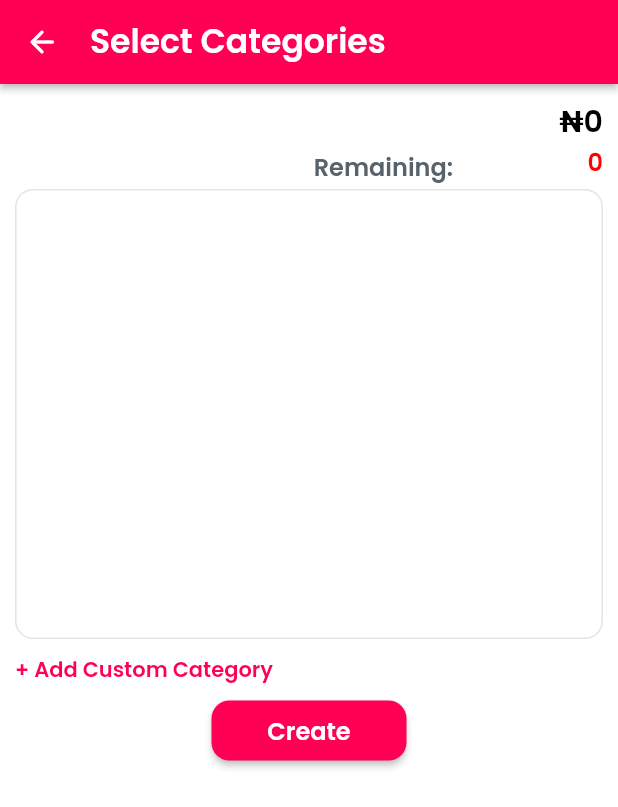
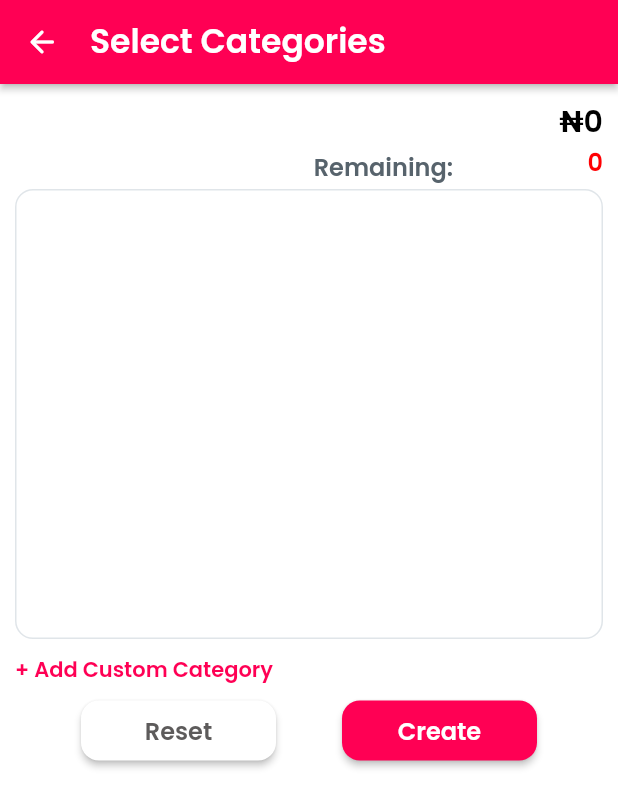
Before and after one commit to obkaro/evi-finance-sc, a Flutter app: the CreateBudgetCategoriesWidget screen opened directly with empty values, on a phone screen of 412 x 824 dp. Shown: the top 807 px of the screen. Run offline on Flutter 3.47's test engine with Material 2 defaults, Android fonts, the phone set to English and light mode, and no system bars; drawn by our look-alikes of auto_size_text; our stand-ins replace built_collection, built_value, cached_network_image, cloud_firestore, equatable, firebase_auth and 14 more; missing offline and left inert: algolia, json_path, mono_flutter; accounts and stored records are empty; generated files the repository leaves out were written again.

Commit message:
Updating to latest FlutterFlow output.

```diff
--- a/lib/create_budget/create_budget_widget.dart
+++ b/lib/create_budget/create_budget_widget.dart
@@ -301,7 +301,7 @@ class _CreateBudgetWidgetState extends State<CreateBudgetWidget> {
                           await BudgetCategoriesRecord.collection
                               .doc()
                               .set(budgetCategoriesCreateData);
-                          await Navigator.push(
+                          await Navigator.pushAndRemoveUntil(
                             context,
                             MaterialPageRoute(
                               builder: (context) =>
@@ -309,6 +309,7 @@ class _CreateBudgetWidgetState extends State<CreateBudgetWidget> {
                                 createdBudget: createdBudget,
                               ),
                             ),
+                            (r) => false,
                           );
 
                           setState(() {});
--- a/lib/create_budget_categories/create_budget_categories_widget.dart
+++ b/lib/create_budget_categories/create_budget_categories_widget.dart
@@ -33,10 +33,19 @@ class _CreateBudgetCategoriesWidgetState
 
   @override
   Widget build(BuildContext context) {
-    return StreamBuilder<List<BudgetCategoriesRecord>>(
+    return Scaffold(
+      key: scaffoldKey,
+      appBar: AppBar(
+        backgroundColor: FlutterFlowTheme.of(context).primaryColor,
+        automaticallyImplyLeading: false,
+        title: Row(
+          mainAxisSize: MainAxisSize.max,
+          children: [
+            StreamBuilder<List<BudgetCategoriesRecord>>(
               stream: queryBudgetCategoriesRecord(
-        queryBuilder: (budgetCategoriesRecord) => budgetCategoriesRecord
-            .where('categoryBudget', isEqualTo: widget.createdBudget.reference),
+                queryBuilder: (budgetCategoriesRecord) =>
+                    budgetCategoriesRecord.where('categoryBudget',
+                        isEqualTo: widget.createdBudget.reference),
               ),
               builder: (context, snapshot) {
                 // Customize what your widget looks like when it's loading.
@@ -52,17 +61,9 @@ class _CreateBudgetCategoriesWidgetState
                     ),
                   );
                 }
-        List<BudgetCategoriesRecord>
-            createBudgetCategoriesBudgetCategoriesRecordList = snapshot.data;
-        return Scaffold(
-          key: scaffoldKey,
-          appBar: AppBar(
-            backgroundColor: FlutterFlowTheme.of(context).primaryColor,
-            automaticallyImplyLeading: false,
-            title: Row(
-              mainAxisSize: MainAxisSize.max,
-              children: [
-                InkWell(
+                List<BudgetCategoriesRecord> iconBudgetCategoriesRecordList =
+                    snapshot.data;
+                return InkWell(
                   onTap: () async {
                     var confirmDialogResponse = await showDialog<bool>(
                           context: context,
@@ -93,7 +94,7 @@ class _CreateBudgetCategoriesWidgetState
                     }
 
                     await actions.deleteCategories(
-                      createBudgetCategoriesBudgetCategoriesRecordList.toList(),
+                      iconBudgetCategoriesRecordList.toList(),
                     );
                     await widget.createdBudget.reference.delete();
                   },
@@ -102,6 +103,8 @@ class _CreateBudgetCategoriesWidgetState
                     color: Colors.white,
                     size: 24,
                   ),
+                );
+              },
             ),
             Padding(
               padding: EdgeInsetsDirectional.fromSTEB(20, 0, 0, 0),
@@ -137,8 +140,7 @@ class _CreateBudgetCategoriesWidgetState
                         width: 100,
                         height: 30,
                         decoration: BoxDecoration(
-                              color: FlutterFlowTheme.of(context)
-                                  .primaryBackground,
+                          color: FlutterFlowTheme.of(context).primaryBackground,
                           borderRadius: BorderRadius.circular(12),
                         ),
                         child: Text(
@@ -151,8 +153,7 @@ class _CreateBudgetCategoriesWidgetState
                       width: 100,
                       height: 30,
                       decoration: BoxDecoration(
-                            color:
-                                FlutterFlowTheme.of(context).primaryBackground,
+                        color: FlutterFlowTheme.of(context).primaryBackground,
                       ),
                       child: Text(
                         formatNumber(
@@ -176,8 +177,7 @@ class _CreateBudgetCategoriesWidgetState
                         width: 100,
                         height: 30,
                         decoration: BoxDecoration(
-                              color: FlutterFlowTheme.of(context)
-                                  .primaryBackground,
+                          color: FlutterFlowTheme.of(context).primaryBackground,
                           borderRadius: BorderRadius.circular(12),
                         ),
                         alignment: AlignmentDirectional(1, 0),
@@ -191,14 +191,35 @@ class _CreateBudgetCategoriesWidgetState
                       width: 100,
                       height: 30,
                       decoration: BoxDecoration(
+                        color: FlutterFlowTheme.of(context).primaryBackground,
+                      ),
+                      child: StreamBuilder<List<BudgetCategoriesRecord>>(
+                        stream: queryBudgetCategoriesRecord(
+                          queryBuilder: (budgetCategoriesRecord) =>
+                              budgetCategoriesRecord.where('categoryBudget',
+                                  isEqualTo: widget.createdBudget.reference),
+                        ),
+                        builder: (context, snapshot) {
+                          // Customize what your widget looks like when it's loading.
+                          if (!snapshot.hasData) {
+                            return Center(
+                              child: SizedBox(
+                                width: 50,
+                                height: 50,
+                                child: SpinKitFadingFour(
                                   color:
-                                FlutterFlowTheme.of(context).primaryBackground,
+                                      FlutterFlowTheme.of(context).primaryColor,
+                                  size: 50,
                                 ),
-                          child: Text(
+                              ),
+                            );
+                          }
+                          List<BudgetCategoriesRecord>
+                              textBudgetCategoriesRecordList = snapshot.data;
+                          return Text(
                             functions
                                 .calculateTotalInt(
-                                    createBudgetCategoriesBudgetCategoriesRecordList
-                                        .toList(),
+                                    textBudgetCategoriesRecordList.toList(),
                                     widget.createdBudget)
                                 .toString(),
                             textAlign: TextAlign.end,
@@ -207,11 +228,35 @@ class _CreateBudgetCategoriesWidgetState
                                       fontFamily: 'Poppins',
                                       color: Color(0xFFFF0003),
                                     ),
+                          );
+                        },
                       ),
                     ),
                   ],
                 ),
-                    Container(
+                StreamBuilder<List<BudgetCategoriesRecord>>(
+                  stream: queryBudgetCategoriesRecord(
+                    queryBuilder: (budgetCategoriesRecord) =>
+                        budgetCategoriesRecord.where('categoryBudget',
+                            isEqualTo: widget.createdBudget.reference),
+                  ),
+                  builder: (context, snapshot) {
+                    // Customize what your widget looks like when it's loading.
+                    if (!snapshot.hasData) {
+                      return Center(
+                        child: SizedBox(
+                          width: 50,
+                          height: 50,
+                          child: SpinKitFadingFour(
+                            color: FlutterFlowTheme.of(context).primaryColor,
+                            size: 50,
+                          ),
+                        ),
+                      );
+                    }
+                    List<BudgetCategoriesRecord>
+                        containerBudgetCategoriesRecordList = snapshot.data;
+                    return Container(
                       width: MediaQuery.of(context).size.width,
                       height: 300,
                       decoration: BoxDecoration(
@@ -228,7 +273,7 @@ class _CreateBudgetCategoriesWidgetState
                                 constBudgetCategoriesRecord
                                     .where('categoryName',
                                         whereNotIn: functions.getCategoryNames(
-                                            createBudgetCategoriesBudgetCategoriesRecordList
+                                            containerBudgetCategoriesRecordList
                                                 .toList()))
                                     .orderBy('categoryName'),
                           ),
@@ -342,6 +387,8 @@ class _CreateBudgetCategoriesWidgetState
                           },
                         ),
                       ),
+                    );
+                  },
                 ),
                 Padding(
                   padding: EdgeInsetsDirectional.fromSTEB(0, 10, 0, 10),
@@ -371,8 +418,8 @@ class _CreateBudgetCategoriesWidgetState
                               .bodyText1
                               .override(
                                 fontFamily: 'Poppins',
-                                    color: FlutterFlowTheme.of(context)
-                                        .primaryColor,
+                                color:
+                                    FlutterFlowTheme.of(context).primaryColor,
                               ),
                         ),
                       ),
@@ -393,8 +440,7 @@ class _CreateBudgetCategoriesWidgetState
                           width: 50,
                           height: 50,
                           child: SpinKitFadingFour(
-                                color:
-                                    FlutterFlowTheme.of(context).primaryColor,
+                            color: FlutterFlowTheme.of(context).primaryColor,
                             size: 50,
                           ),
                         ),
@@ -404,14 +450,13 @@ class _CreateBudgetCategoriesWidgetState
                         columnBudgetCategoriesRecordList = snapshot.data;
                     return Column(
                       mainAxisSize: MainAxisSize.max,
-                          children: List.generate(
-                              columnBudgetCategoriesRecordList.length,
+                      children:
+                          List.generate(columnBudgetCategoriesRecordList.length,
                               (columnIndex) {
                         final columnBudgetCategoriesRecord =
                             columnBudgetCategoriesRecordList[columnIndex];
                         return Padding(
-                              padding:
-                                  EdgeInsetsDirectional.fromSTEB(0, 0, 0, 10),
+                          padding: EdgeInsetsDirectional.fromSTEB(0, 0, 0, 10),
                           child: Row(
                             mainAxisSize: MainAxisSize.max,
                             mainAxisAlignment: MainAxisAlignment.start,
@@ -427,8 +472,7 @@ class _CreateBudgetCategoriesWidgetState
                                   child: Align(
                                     alignment: AlignmentDirectional(-1, 0),
                                     child: Padding(
-                                          padding:
-                                              EdgeInsetsDirectional.fromSTEB(
+                                      padding: EdgeInsetsDirectional.fromSTEB(
                                           0, 0, 10, 0),
                                       child: AutoSizeText(
                                         columnBudgetCategoriesRecord
@@ -459,8 +503,7 @@ class _CreateBudgetCategoriesWidgetState
                                     format: '',
                                     locale: '',
                                   ),
-                                      style: FlutterFlowTheme.of(context)
-                                          .bodyText1,
+                                  style: FlutterFlowTheme.of(context).bodyText1,
                                 ),
                               ),
                               FlutterFlowIconButton(
@@ -481,10 +524,9 @@ class _CreateBudgetCategoriesWidgetState
                                     context: context,
                                     builder: (context) {
                                       return Padding(
-                                            padding: MediaQuery.of(context)
-                                                .viewInsets,
-                                            child:
-                                                TaskCreateDialogCopyCopyWidget(
+                                        padding:
+                                            MediaQuery.of(context).viewInsets,
+                                        child: TaskCreateDialogCopyCopyWidget(
                                           budget: widget.createdBudget,
                                           categoryToEdit:
                                               columnBudgetCategoriesRecord,
@@ -506,28 +548,23 @@ class _CreateBudgetCategoriesWidgetState
                                   size: 24,
                                 ),
                                 onPressed: () async {
-                                      var confirmDialogResponse =
-                                          await showDialog<bool>(
+                                  var confirmDialogResponse = await showDialog<
+                                          bool>(
                                         context: context,
                                         builder: (alertDialogContext) {
                                           return AlertDialog(
-                                                    title:
-                                                        Text('Are you sure?'),
-                                                    content: Text(
-                                                        'This cannot be undone'),
+                                            title: Text('Are you sure?'),
+                                            content:
+                                                Text('This cannot be undone'),
                                             actions: [
                                               TextButton(
-                                                        onPressed: () =>
-                                                            Navigator.pop(
-                                                                alertDialogContext,
-                                                                false),
+                                                onPressed: () => Navigator.pop(
+                                                    alertDialogContext, false),
                                                 child: Text('Cancel'),
                                               ),
                                               TextButton(
-                                                        onPressed: () =>
-                                                            Navigator.pop(
-                                                                alertDialogContext,
-                                                                true),
+                                                onPressed: () => Navigator.pop(
+                                                    alertDialogContext, true),
                                                 child: Text('Confirm'),
                                               ),
                                             ],
@@ -536,8 +573,7 @@ class _CreateBudgetCategoriesWidgetState
                                       ) ??
                                       false;
                                   if (confirmDialogResponse) {
-                                        await columnBudgetCategoriesRecord
-                                            .reference
+                                    await columnBudgetCategoriesRecord.reference
                                         .delete();
                                   } else {
                                     return;
@@ -548,6 +584,89 @@ class _CreateBudgetCategoriesWidgetState
                           ),
                         );
                       }),
+                    );
+                  },
+                ),
+                Row(
+                  mainAxisSize: MainAxisSize.max,
+                  mainAxisAlignment: MainAxisAlignment.spaceEvenly,
+                  children: [
+                    StreamBuilder<List<BudgetCategoriesRecord>>(
+                      stream: queryBudgetCategoriesRecord(
+                        queryBuilder: (budgetCategoriesRecord) =>
+                            budgetCategoriesRecord.where('categoryBudget',
+                                isEqualTo: widget.createdBudget.reference),
+                      ),
+                      builder: (context, snapshot) {
+                        // Customize what your widget looks like when it's loading.
+                        if (!snapshot.hasData) {
+                          return Center(
+                            child: SizedBox(
+                              width: 50,
+                              height: 50,
+                              child: SpinKitFadingFour(
+                                color:
+                                    FlutterFlowTheme.of(context).primaryColor,
+                                size: 50,
+                              ),
+                            ),
+                          );
+                        }
+                        List<BudgetCategoriesRecord>
+                            buttonBudgetCategoriesRecordList = snapshot.data;
+                        return FFButtonWidget(
+                          onPressed: () async {
+                            var confirmDialogResponse = await showDialog<bool>(
+                                  context: context,
+                                  builder: (alertDialogContext) {
+                                    return AlertDialog(
+                                      title: Text('Confirm create'),
+                                      content: Text('Are you done?'),
+                                      actions: [
+                                        TextButton(
+                                          onPressed: () => Navigator.pop(
+                                              alertDialogContext, false),
+                                          child: Text('Cancel'),
+                                        ),
+                                        TextButton(
+                                          onPressed: () => Navigator.pop(
+                                              alertDialogContext, true),
+                                          child: Text('Confirm'),
+                                        ),
+                                      ],
+                                    );
+                                  },
+                                ) ??
+                                false;
+                            if (confirmDialogResponse) {
+                              await Navigator.push(
+                                context,
+                                MaterialPageRoute(
+                                  builder: (context) =>
+                                      NavBarPage(initialPage: 'Budgets'),
+                                ),
+                              );
+                            } else {
+                              return;
+                            }
+                          },
+                          text: 'Reset',
+                          options: FFButtonOptions(
+                            width: 130,
+                            height: 40,
+                            color:
+                                FlutterFlowTheme.of(context).primaryBackground,
+                            textStyle:
+                                FlutterFlowTheme.of(context).subtitle2.override(
+                                      fontFamily: 'Poppins',
+                                      color: Color(0xFF5D5B5B),
+                                    ),
+                            borderSide: BorderSide(
+                              color: Colors.transparent,
+                              width: 1,
+                            ),
+                            borderRadius: 12,
+                          ),
                         );
                       },
                     ),
@@ -606,11 +725,11 @@ class _CreateBudgetCategoriesWidgetState
                     ),
                   ],
                 ),
+              ],
+            ),
           ),
         ),
       ),
     );
-      },
-    );
   }
 }
```
Lines whose indentation alone changed are shown as unchanged.
